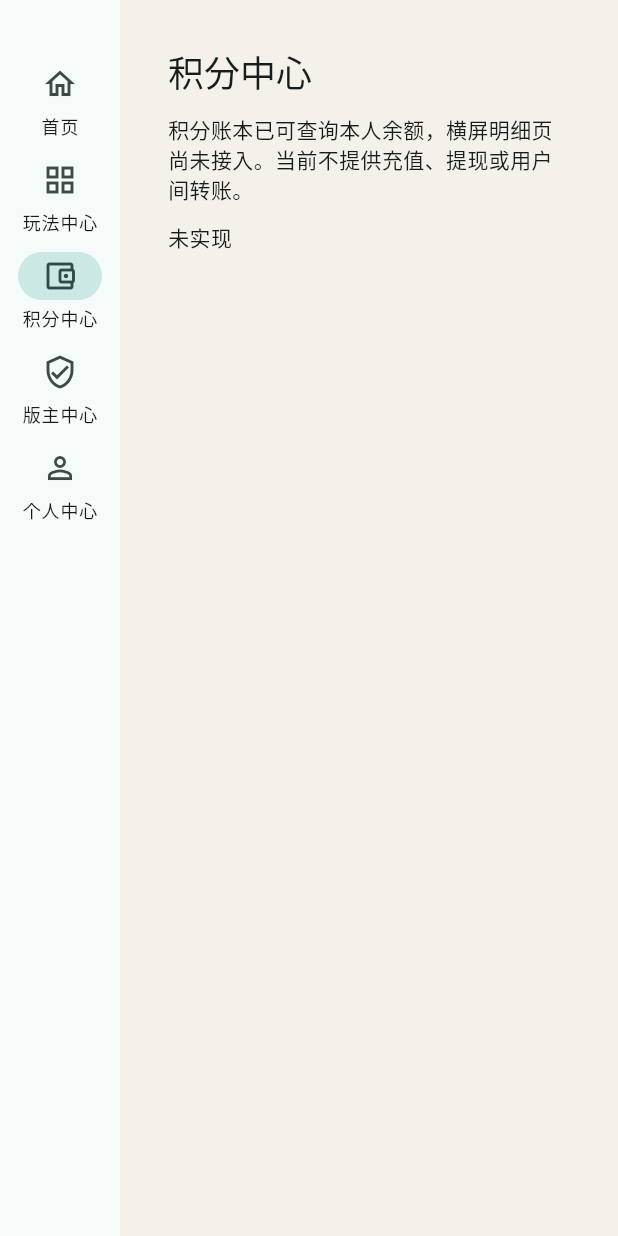
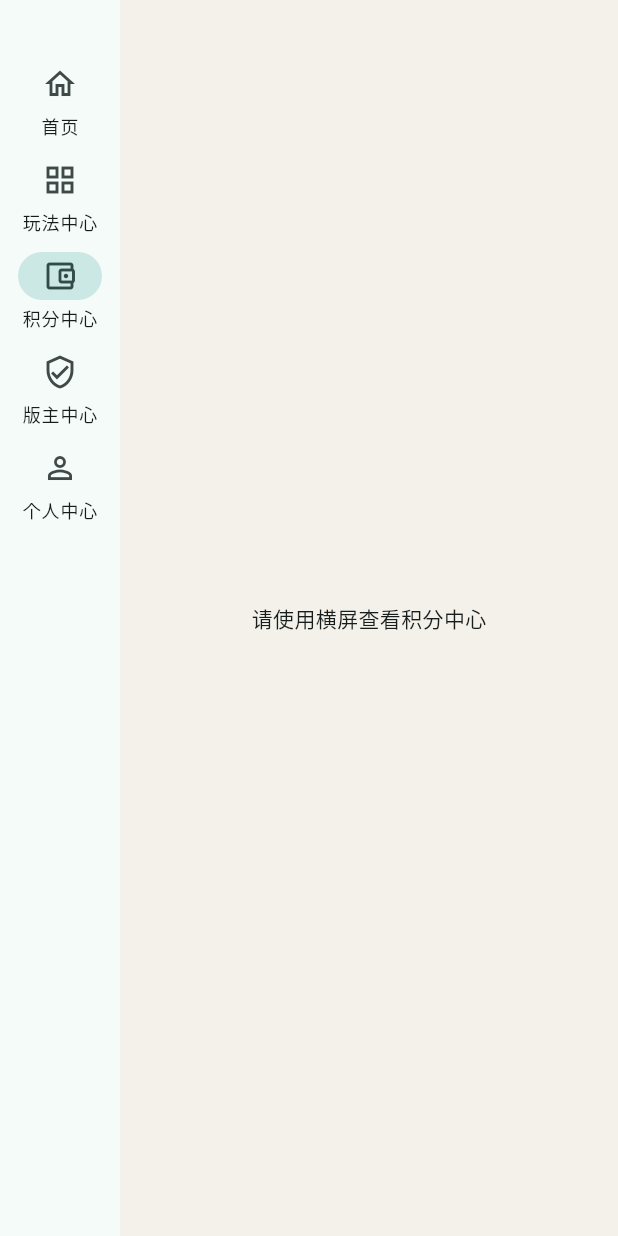
Before and after one commit to shentianzhen1/lottery-forum, a Flutter app: the screen it shows after launch, after a tap on "玩法中心", after a tap on "积分中心", on a phone screen of 412 x 824 dp. Run offline on Flutter 3.47's test engine with Material 3 defaults, Android fonts, the phone set to English and light mode, and no system bars.

Commit message:
feat: persist the points wallet and add landscape points center
Store accounts and ledger entries in a SQLite file so balances survive reopening the database. The points center shows book balance, frozen points, available balance, and entries in a landscape split. Frozen points stay zero until moderator margin rules exist.

```diff
--- /dev/null
+++ b/apps/mobile/lib/pages/points_center_page.dart
@@ -0,0 +1,97 @@
+import 'package:flutter/material.dart';
+
+class PointsSnapshot {
+  const PointsSnapshot({
+    required this.balance,
+    required this.frozen,
+    required this.entries,
+    required this.connected,
+  });
+
+  final int balance;
+  final int frozen;
+  final List<String> entries;
+  final bool connected;
+
+  int get available => balance - frozen;
+}
+
+class PointsCenterPage extends StatelessWidget {
+  const PointsCenterPage({
+    required this.landscapeReady,
+    this.snapshot = const PointsSnapshot(
+      balance: 0,
+      frozen: 0,
+      entries: [],
+      connected: false,
+    ),
+    super.key,
+  });
+
+  final bool landscapeReady;
+  final PointsSnapshot snapshot;
+
+  @override
+  Widget build(BuildContext context) {
+    if (!landscapeReady) {
+      return const Center(
+        child: Text('请使用横屏查看积分中心', key: Key('points-landscape-required')),
+      );
+    }
+    return Padding(
+      padding: const EdgeInsets.all(24),
+      child: Row(
+        key: const Key('points-landscape-columns'),
+        crossAxisAlignment: CrossAxisAlignment.start,
+        children: [
+          SizedBox(width: 320, child: _Summary(snapshot: snapshot)),
+          const SizedBox(width: 20),
+          Expanded(child: _Entries(snapshot: snapshot)),
+        ],
+      ),
+    );
+  }
+}
+
+class _Summary extends StatelessWidget {
+  const _Summary({required this.snapshot});
+
+  final PointsSnapshot snapshot;
+
+  @override
+  Widget build(BuildContext context) {
+    return Column(
+      crossAxisAlignment: CrossAxisAlignment.start,
+      children: [
+        Text('积分钱包', style: Theme.of(context).textTheme.headlineSmall),
+        const SizedBox(height: 12),
+        Text('账面余额 ${snapshot.balance}', key: const Key('points-book-balance')),
+        Text('冻结 ${snapshot.frozen}'),
+        Text('可用余额 ${snapshot.available}', key: const Key('points-available')),
+        const SizedBox(height: 12),
+        const Text('冻结尚未用于版主保证金。不提供充值、提现或转账。'),
+      ],
+    );
+  }
+}
+
+class _Entries extends StatelessWidget {
+  const _Entries({required this.snapshot});
+
+  final PointsSnapshot snapshot;
+
+  @override
+  Widget build(BuildContext context) {
+    final rows = snapshot.connected
+        ? snapshot.entries
+        : const ['接口尚未接入此页'];
+    return ListView(
+      key: const Key('points-entry-list'),
+      children: [
+        Text('变动明细', style: Theme.of(context).textTheme.titleLarge),
+        const SizedBox(height: 12),
+        for (final row in rows) Card(child: ListTile(title: Text(row))),
+      ],
+    );
+  }
+}
--- a/apps/mobile/lib/shell/app_shell.dart
+++ b/apps/mobile/lib/shell/app_shell.dart
@@ -1,7 +1,7 @@
 import 'package:flutter/material.dart';
 
 import '../pages/home_page.dart';
-import '../pages/placeholder_page.dart';
+import '../pages/points_center_page.dart';
 import '../pages/play_center_page.dart';
 
 class AppDestination {
@@ -57,10 +57,7 @@ class _AppShellState extends State<AppShell> {
       case 1:
         return PlayCenterPage(landscapeReady: landscapeReady);
       case 2:
-        return const PlaceholderPage(
-          title: '积分中心',
-          detail: '积分账本已可查询本人余额，横屏明细页尚未接入。当前不提供充值、提现或用户间转账。',
-        );
+        return PointsCenterPage(landscapeReady: landscapeReady);
       case 3:
         return const PlaceholderPage(
           title: '版主中心',
```
Also changed, not shown: 6 other files.
